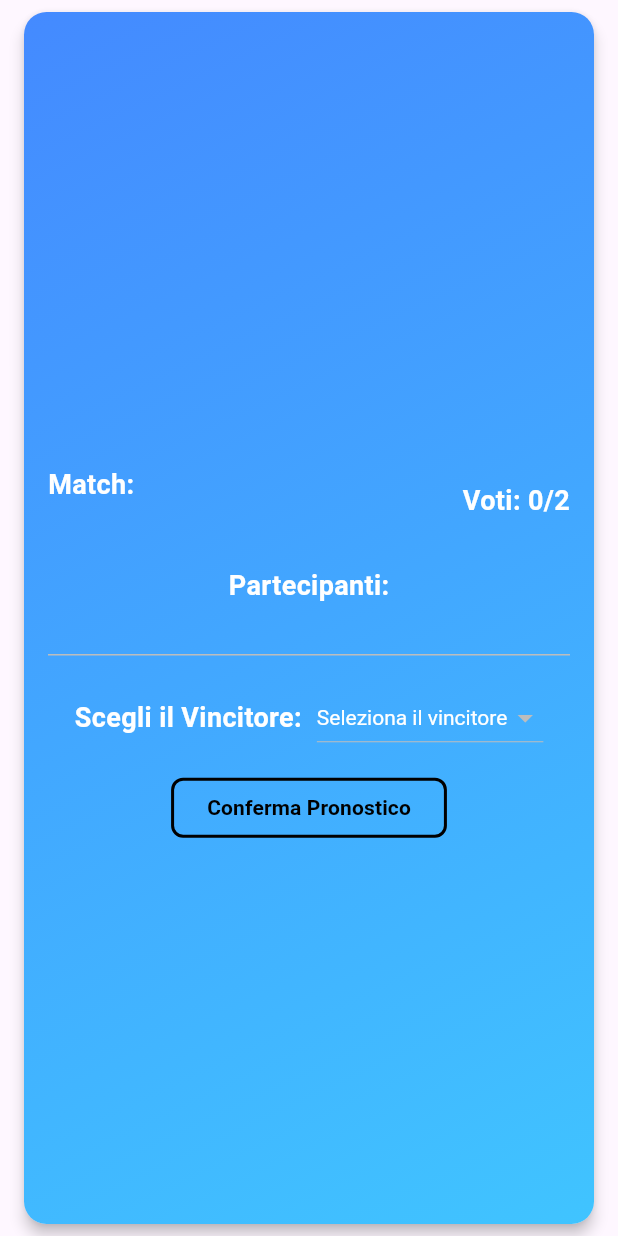
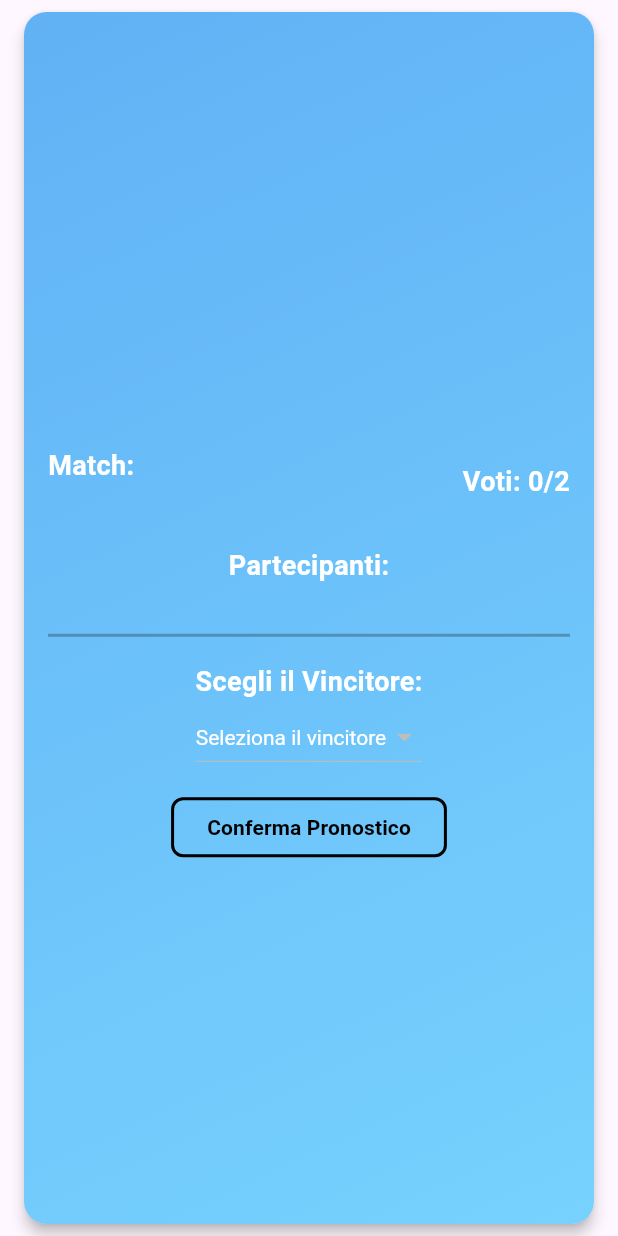
Before and after one commit to morenoboasso/wwe-sus, a Flutter app: the MatchCardItem widget shown alone on an empty page, opened directly with empty values, on a phone screen of 412 x 824 dp. Run offline on Flutter 3.47's test engine with Material 3 defaults, Android fonts, the phone set to English and light mode, and no system bars; our stand-ins replace auto_size_text, cloud_firestore, firebase_core, get, get_storage, vibration; accounts and stored records are empty.

Commit message:
final ui

```diff
--- a/lib/widgets/match_card_item.dart
+++ b/lib/widgets/match_card_item.dart
@@ -85,8 +85,8 @@ class _MatchCardItemState extends State<MatchCardItem> {
       margin: const EdgeInsets.symmetric(horizontal: 16.0, vertical: 8.0),
       child: Container(
         decoration: BoxDecoration(
-          gradient: const LinearGradient(
-            colors: [Colors.blueAccent, Colors.lightBlueAccent],
+          gradient:  LinearGradient(
+            colors: [Colors.blue.withOpacity(0.7), Colors.lightBlueAccent.withOpacity(0.7)],
             begin: Alignment.topLeft,
             end: Alignment.bottomRight,
           ),
@@ -160,13 +160,13 @@ class _MatchCardItemState extends State<MatchCardItem> {
                 ],
               ),
               const SizedBox(height: 20.0),
-              Divider(color: Colors.grey.shade400, thickness: 1),
+              const Divider(color: Colors.black26, thickness: 2),
               const SizedBox(height: 10.0),
               if (userSelection == null && !isSubmitted)
                 Column(
-                  crossAxisAlignment: CrossAxisAlignment.start,
+                  crossAxisAlignment: CrossAxisAlignment.center,
                   children: [
-                    Row(
+                    Column(
                       mainAxisAlignment: MainAxisAlignment.center,
                       children: [
                         Text('Scegli il Vincitore:', style: MemoText.secondRowMatchInfo.copyWith(color: Colors.white)),
@@ -182,11 +182,13 @@ class _MatchCardItemState extends State<MatchCardItem> {
                               child: Container(
                                 padding: const EdgeInsets.symmetric(vertical: 8.0, horizontal: 12.0),
                                 child: Row(
+                                  crossAxisAlignment: CrossAxisAlignment.center,
+                                  mainAxisAlignment: MainAxisAlignment.center,
                                   children: [
                                     const Text("•"),
-                                    const SizedBox(width: 4.0),
                                     Text(
                                       wrestler,
+                                      textAlign: TextAlign.center,
                                       style: const TextStyle(
                                         color: ColorsBets.whiteHD,
                                         fontSize: 14,
```
Also changed, not shown: lib/pages/match_card_list_page.dart (+27 -4 lines).
